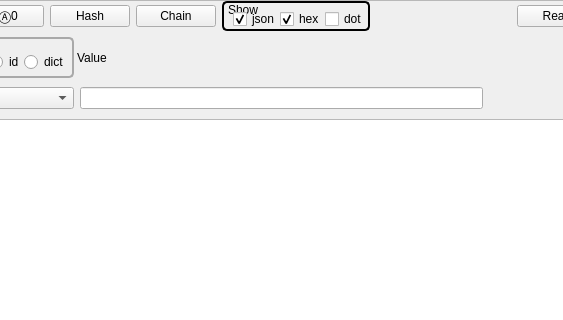
Above: apps/BlockTool/blockTool.ui from assignonward/aosuite before the change; both pictures show x 102 to 665 and y 0 to 320 of the 1180 by 485 pixel window. Below: the same form after it.
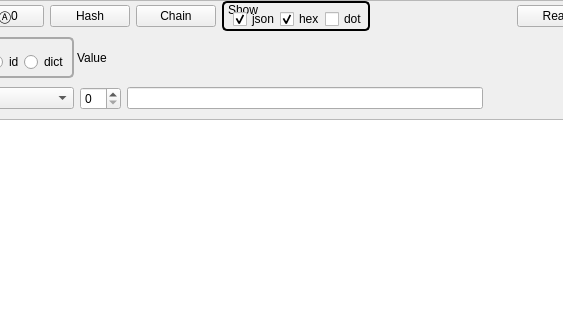
That is the form after the change. Icons and pictures are not drawn.

Diff of the .ui file:
```diff
--- a/apps/BlockTool/blockTool.ui
+++ b/apps/BlockTool/blockTool.ui
@@ -192,9 +192,12 @@
         <property name="bottomMargin">
          <number>3</number>
         </property>
-        <item row="0" column="0">
+        <item row="0" column="1">
          <widget class="QLineEdit" name="mpzEdit"/>
         </item>
+        <item row="0" column="0">
+         <widget class="QSpinBox" name="index"/>
+        </item>
        </layout>
       </widget>
       <widget class="QWidget" name="page_mpq">
```
